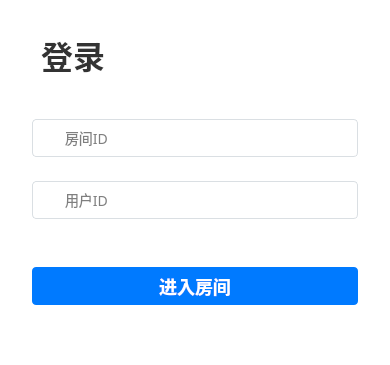
First picture: the form in ui/LoginWidget.ui, repository terry-xiaoyu/physical-ai-demo-arm64-desktop-cpp, before the edit.
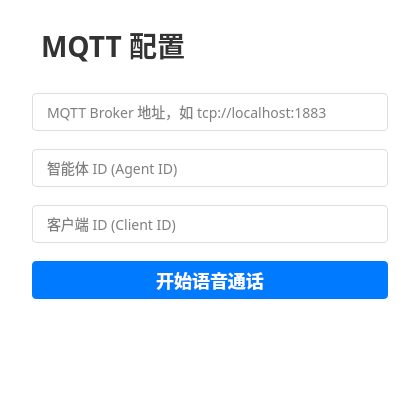
Second picture: the form after the edit.

Commit message: use mqtt to get roomId and token

Diff of the .ui file:
```diff
--- a/ui/LoginWidget.ui
+++ b/ui/LoginWidget.ui
@@ -6,20 +6,20 @@
    <rect>
     <x>0</x>
     <y>0</y>
-    <width>390</width>
-    <height>365</height>
+    <width>420</width>
+    <height>400</height>
    </rect>
   </property>
   <property name="minimumSize">
    <size>
-    <width>390</width>
-    <height>365</height>
+    <width>420</width>
+    <height>400</height>
    </size>
   </property>
   <property name="maximumSize">
    <size>
-    <width>390</width>
-    <height>365</height>
+    <width>420</width>
+    <height>400</height>
    </size>
   </property>
   <property name="windowTitle">
@@ -31,7 +31,7 @@
 	background: #FFFFFF;
 	border: 1px solid #DADFE3;
 	border-radius: 4px;
-	padding-left:30px;
+	padding-left:12px;
 	font-family: PingFang SC;
 	font-style: normal;
 	font-weight: normal;
@@ -47,7 +47,7 @@
   </property>
   <layout class="QVBoxLayout" name="verticalLayout">
    <property name="spacing">
-    <number>24</number>
+    <number>18</number>
    </property>
    <property name="leftMargin">
     <number>32</number>
@@ -63,7 +63,7 @@
      <property name="minimumSize">
       <size>
        <width>0</width>
-       <height>80</height>
+       <height>60</height>
       </size>
      </property>
      <layout class="QHBoxLayout" name="horizontalLayout">
@@ -74,15 +74,15 @@
 font-family: PingFang SC;
 font-style: normal;
 font-weight: 600;
-font-size: 32px;
-line-height: 40px;
+font-size: 28px;
+line-height: 36px;
 display: flex;
 align-items: center;
 color: #333333;
 }</string>
         </property>
         <property name="text">
-         <string>登录</string>
+         <string>MQTT 配置</string>
         </property>
        </widget>
       </item>
@@ -110,11 +110,8 @@
        <height>38</height>
       </size>
      </property>
-     <property name="styleSheet">
-      <string notr="true"/>
-     </property>
      <property name="placeholderText">
-      <string>房间ID</string>
+      <string>MQTT Broker 地址，如 tcp://localhost:1883</string>
      </property>
     </widget>
    </item>
@@ -127,12 +124,22 @@
       </size>
      </property>
      <property name="placeholderText">
-      <string>用户ID</string>
+      <string>智能体 ID (Agent ID)</string>
      </property>
     </widget>
    </item>
    <item>
-    <widget class="QWidget" name="widget_3" native="true"/>
+    <widget class="QLineEdit" name="clientIdLineEdit">
+     <property name="minimumSize">
+      <size>
+       <width>0</width>
+       <height>38</height>
+      </size>
+     </property>
+     <property name="placeholderText">
+      <string>客户端 ID (Client ID)</string>
+     </property>
+    </widget>
    </item>
    <item>
     <widget class="QPushButton" name="enterRoomBtn">
@@ -156,7 +163,7 @@
 }</string>
      </property>
      <property name="text">
-      <string>进入房间</string>
+      <string>开始语音通话</string>
      </property>
     </widget>
    </item>
```
Left out of the diff: 8 changed lines with no effect on the pictures. The commit also changes 26 other files.
